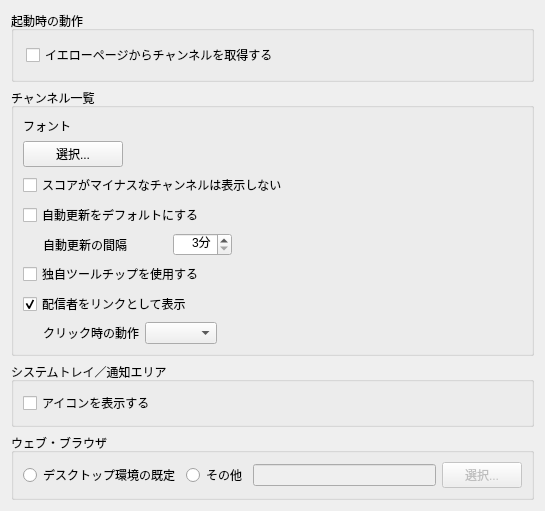
First picture: the form in generalwidget.ui, repository At-sushi/QPeerCastYP, before the edit.
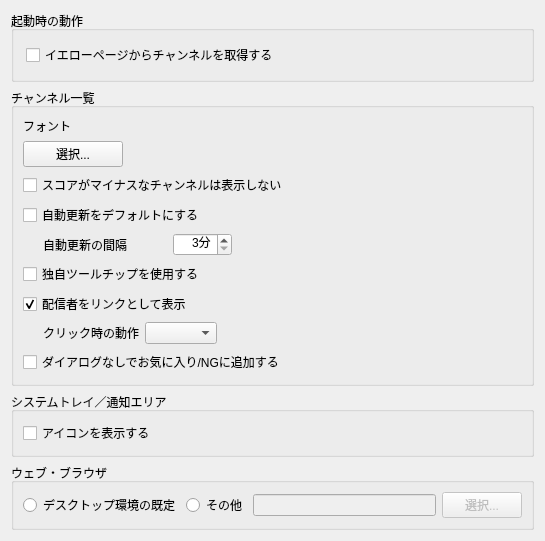
Second picture: the form after the edit.

Commit message: ダイアログを開かずにお気に入りに追加するオプションを追加した

Patch:
```diff
--- a/generalwidget.ui
+++ b/generalwidget.ui
@@ -7,7 +7,7 @@
     <x>0</x>
     <y>0</y>
     <width>545</width>
-    <height>442</height>
+    <height>461</height>
    </rect>
   </property>
   <property name="windowTitle">
@@ -204,6 +204,13 @@
         </item>
        </layout>
       </item>
+      <item>
+       <widget class="QCheckBox" name="addToFavoritesQuietlyCheckBox">
+        <property name="text">
+         <string>ダイアログなしでお気に入り/NGに追加する</string>
+        </property>
+       </widget>
+      </item>
      </layout>
     </widget>
    </item>
```
The commit also changes 3 other files.
